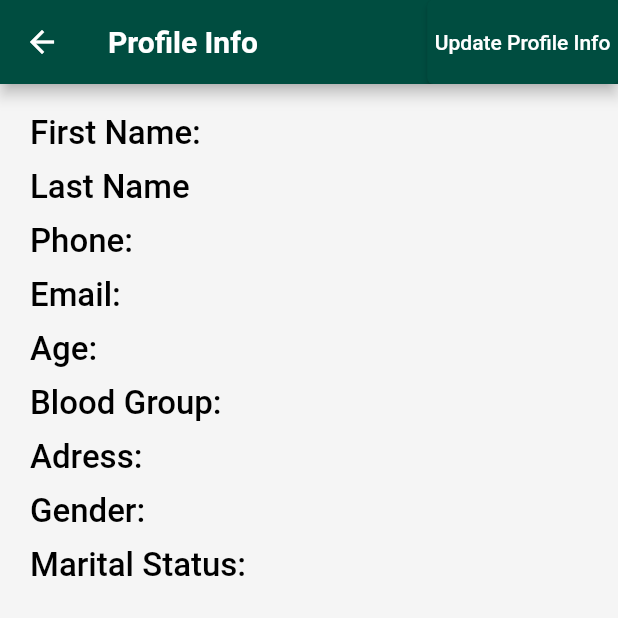
After one commit to ismailsaruar22/medical_profile_using-flutter-and-firebase, a Flutter app: the ProfileInfo screen opened directly, on a phone screen of 412 x 824 dp, the top half of it. The commit adds this screen. Run offline on Flutter 3.47's test engine with Material 2 defaults, Android fonts, the phone set to English and light mode, and no system bars; our stand-ins replace cloud_firestore, file_picker, firebase_auth, firebase_core, firebase_storage, flutter_svg and 3 more; missing offline and left inert: barcode_scan2, flutter_pdfview; accounts and stored records are empty; network calls fail.

Commit message:
profile update

```diff
--- a/lib/prescription/prescription_page.dart
+++ b/lib/prescription/prescription_page.dart
@@ -10,6 +10,7 @@ import 'package:medical_profile_v3/prescription/details_page.dart';
 import 'package:medical_profile_v3/prescription/prescripton_data_from_firebase.dart';
 import 'package:medical_profile_v3/screens/login_screen.dart';
 
+import '../profile/profile.dart';
 import '../profile/profile_update_screen.dart';
 import '../qr/qr_share_page.dart';
 import '../screens/history_page.dart';
@@ -113,10 +114,10 @@ class _PrescriptionPageState extends State<PrescriptionPage> {
               ),
               ListTile(
                 leading: Icon(Icons.settings),
-                title: Text('Update profile info'),
+                title: Text('Profile'),
                 onTap: () {
                   Navigator.push(context, MaterialPageRoute(builder: (context) {
-                    return ProfileUpdateScreen();
+                    return Profile();
                   }));
                 },
               ),
--- /dev/null
+++ b/lib/profile/profile_info.dart
@@ -0,0 +1,125 @@
+import 'package:cloud_firestore/cloud_firestore.dart';
+import 'package:flutter/material.dart';
+import 'package:medical_profile_v3/profile/profile_update_screen.dart';
+
+const textStryle = TextStyle(
+  fontSize: 22,
+  fontWeight: FontWeight.w500,
+  color: Colors.black,
+);
+
+class ProfileInfo extends StatelessWidget {
+  ProfileInfo({Key? key}) : super(key: key);
+
+  static Future getData() async {
+    var firestore = FirebaseFirestore.instance;
+    QuerySnapshot qn = await firestore.collection('info/user/userInfo').get();
+    return qn.docs;
+  }
+
+  @override
+  Widget build(BuildContext context) {
+    return SafeArea(
+      child: Scaffold(
+        appBar: AppBar(
+          backgroundColor: Colors.teal.shade900,
+          title: const Text(
+            'Profile Info',
+            style: TextStyle(
+              fontWeight: FontWeight.bold,
+            ),
+          ),
+          actions: [
+            ElevatedButton(
+                style: ButtonStyle(
+                  padding: MaterialStateProperty.all(const EdgeInsets.all(5)),
+                  backgroundColor:
+                      MaterialStateProperty.all(Colors.teal.shade900),
+                ),
+                onPressed: () {
+                  Navigator.push(context, MaterialPageRoute(builder: (context) {
+                    return ProfileUpdateScreen();
+                  }));
+                },
+                child: const Text(
+                  'Update Profile Info',
+                ))
+          ],
+        ),
+        backgroundColor: Colors.grey.shade100,
+        body: Container(
+          margin: const EdgeInsets.all(20),
+          child: Column(
+            mainAxisAlignment: MainAxisAlignment.start,
+            crossAxisAlignment: CrossAxisAlignment.start,
+            children: const [
+              Text(
+                'First Name: ',
+                style: textStryle,
+              ),
+              SizedBox(
+                height: 10,
+              ),
+              Text(
+                'Last Name',
+                style: textStryle,
+              ),
+              SizedBox(
+                height: 10,
+              ),
+              Text(
+                'Phone:',
+                style: textStryle,
+              ),
+              SizedBox(
+                height: 10,
+              ),
+              Text(
+                'Email:',
+                style: textStryle,
+              ),
+              SizedBox(
+                height: 10,
+              ),
+              Text(
+                'Age:',
+                style: textStryle,
+              ),
+              SizedBox(
+                height: 10,
+              ),
+              Text(
+                'Blood Group:',
+                style: textStryle,
+              ),
+              SizedBox(
+                height: 10,
+              ),
+              Text(
+                'Adress:',
+                style: textStryle,
+              ),
+              SizedBox(
+                height: 10,
+              ),
+              Text(
+                'Gender:',
+                style: textStryle,
+              ),
+              SizedBox(
+                height: 10,
+              ),
+              Text(
+                'Marital Status:',
+                style: textStryle,
+              ),
+              SizedBox(
+                height: 10,
+              ),
+            ],
+          ),
+        ),
+      ),
+    );
+  }
+}
```
Also changed, not shown: lib/lab_admin/upload.dart (+11 -11 lines), lib/profile/profile.dart (added, +179 -0 lines).
